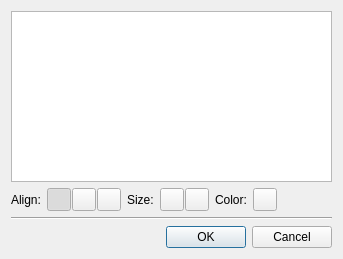
This is screenshotcommentinput.ui in HappySeaFox/tht as Qt 5 draws it before an edit. The edited form follows.
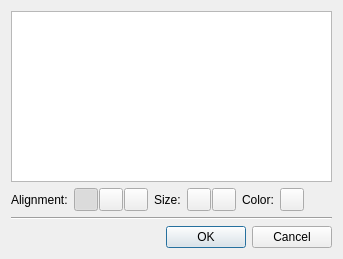
This is the edited form. Icons and pictures are not drawn.

Commit message: New way to draw trades (hope the final one). Fixed "Alignment" label

The edit to the form file:
```diff
--- a/screenshotcommentinput.ui
+++ b/screenshotcommentinput.ui
@@ -19,7 +19,7 @@
      <item>
       <widget class="QLabel" name="label">
        <property name="text">
-        <string>Align:</string>
+        <string>Alignment:</string>
        </property>
       </widget>
      </item>
```
The commit also changes 6 other files.
